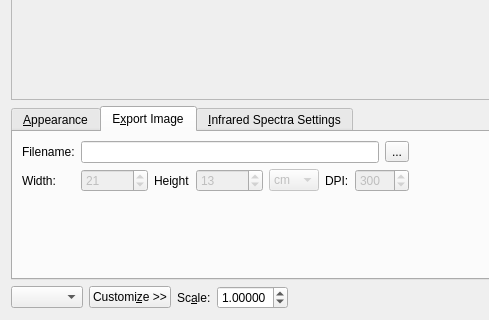
Before: the Qt Designer form libavogadro/src/extensions/spectradialog.ui in cryos/avogadro, drawn with Qt 5; both pictures show x 0 to 489 and y 228 to 548 of the 832 by 548 pixel window.
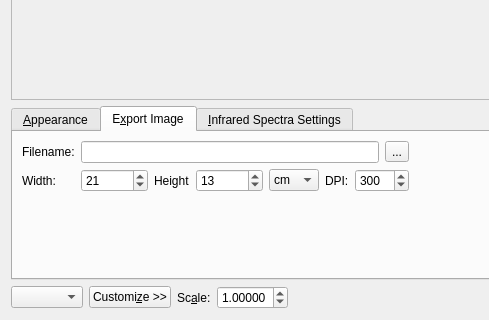
After: the same form once the commit is applied. Custom widgets are drawn as their Qt base class.

Commit message: * Fixed up image export with some new options. * Added file output to the plot widget

```diff
--- a/libavogadro/src/extensions/spectradialog.ui
+++ b/libavogadro/src/extensions/spectradialog.ui
@@ -381,7 +381,7 @@
          <item row="1" column="1">
           <widget class="QSpinBox" name="spin_imageWidth">
            <property name="enabled">
-            <bool>false</bool>
+            <bool>true</bool>
            </property>
            <property name="maximum">
             <number>999999</number>
@@ -407,7 +407,7 @@
          <item row="1" column="3">
           <widget class="QSpinBox" name="spin_imageHeight">
            <property name="enabled">
-            <bool>false</bool>
+            <bool>true</bool>
            </property>
            <property name="maximum">
             <number>999999</number>
@@ -427,7 +427,7 @@
          <item row="1" column="6" colspan="3">
           <widget class="QSpinBox" name="spin_imageDPI">
            <property name="enabled">
-            <bool>false</bool>
+            <bool>true</bool>
            </property>
            <property name="maximum">
             <number>9999</number>
@@ -460,7 +460,7 @@
          <item row="1" column="4">
           <widget class="QComboBox" name="combo_imageUnits">
            <property name="enabled">
-            <bool>false</bool>
+            <bool>true</bool>
            </property>
            <item>
             <property name="text">
```
Left out of the diff: 2 changed lines with no effect on the pictures. The commit also changes 5 other files.
